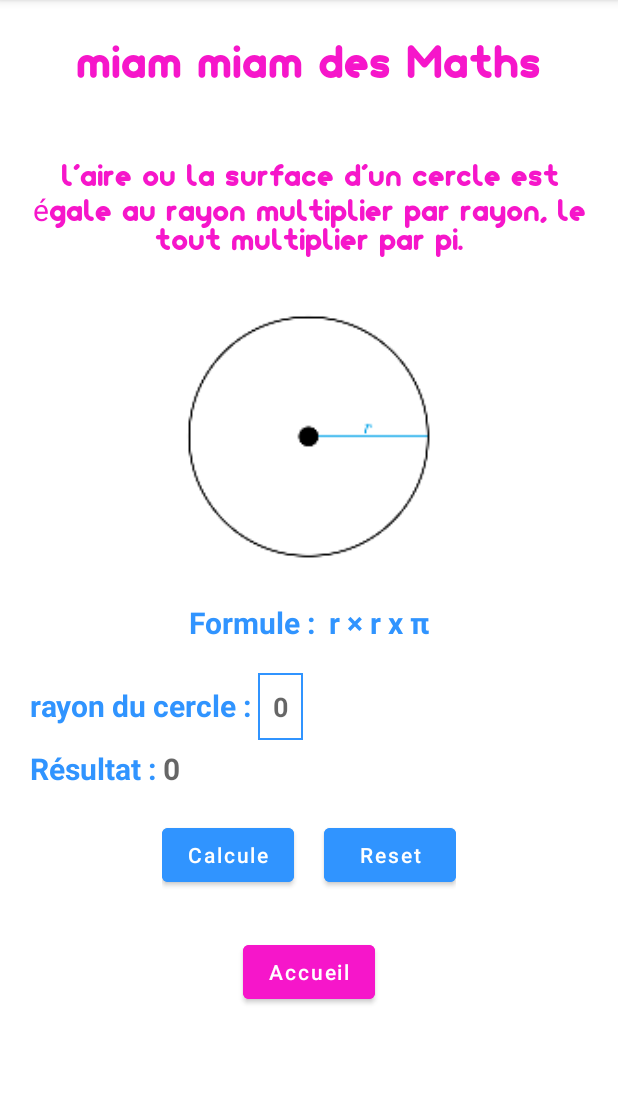
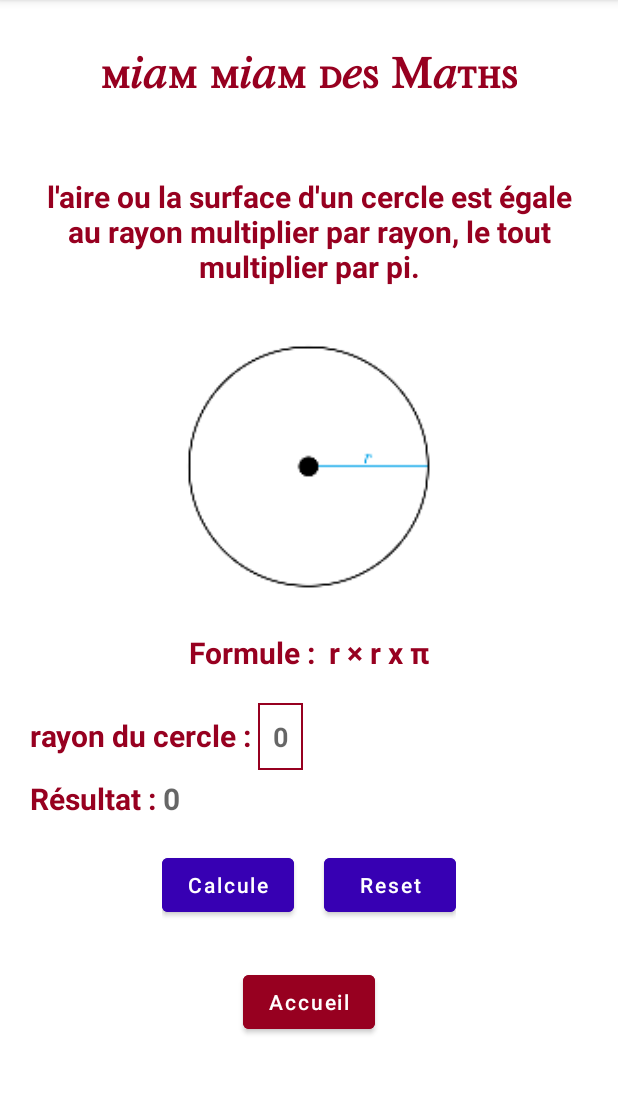
Before and after one commit to nicolaszanforlini/Matematic_education, an Android app: the fragment AreaCircleFragment placed in its activity, on a phone screen of 412 x 824 dp, the part 84-1178 px from its top. Run offline under Robolectric (Android 15) with nearby library versions, the phone set to English and light mode, and no system bars.

Commit message:
[Feature] commentaire

```diff
--- a/app/src/main/java/com/example/matematic/adapters/HomeAdapter.java
+++ b/app/src/main/java/com/example/matematic/adapters/HomeAdapter.java
@@ -22,6 +22,8 @@ import com.google.android.material.button.MaterialButton;
 import java.util.ArrayList;
 import java.util.List;
 
+
+// mon commentaire
 public class HomeAdapter extends BaseAdapter {
 
     private List<String> listThemesTitles = new ArrayList<>();
@@ -34,6 +36,9 @@ public class HomeAdapter extends BaseAdapter {
         this.context = c;
         this.activity = a;
         this.themesInf=LayoutInflater.from( c );
+
+
+
     }
 
     @Override
--- a/app/src/main/res/drawable/border_dialbox.xml
+++ b/app/src/main/res/drawable/border_dialbox.xml
@@ -2,7 +2,7 @@
 <shape xmlns:android="http://schemas.android.com/apk/res/android">
     <stroke
         android:width="2dp"
-        android:color="@color/purple_pink" />
+        android:color="@color/red_dark" />
     <solid
         android:color="#00FFFFFF"
         android:paddingLeft="10dp"
--- a/app/src/main/res/drawable/border_input.xml
+++ b/app/src/main/res/drawable/border_input.xml
@@ -2,7 +2,7 @@
 <shape xmlns:android="http://schemas.android.com/apk/res/android">
     <stroke
         android:width="1dp"
-        android:color="@color/blue_formule" />
+        android:color="@color/red_dark" />
     <solid
         android:color="#00FFFFFF"
         android:paddingLeft="10dp"
--- a/app/src/main/res/layout/activity_main.xml
+++ b/app/src/main/res/layout/activity_main.xml
@@ -9,13 +9,14 @@
     <TextView
         android:textSize="30sp"
         android:id="@+id/txtTitleApp"
-        android:textColor="@color/purple_pink"
+        android:textColor="@color/red_dark"
         android:layout_marginTop="30dp"
         android:layout_centerHorizontal="true"
         android:layout_width="wrap_content"
         android:layout_height="wrap_content"
         android:text="miam miam des Maths"
-        android:fontFamily="@font/monoround"
+        android:textStyle="bold"
+        android:fontFamily="@font/willg"
         />
 
     <FrameLayout
--- a/app/src/main/res/layout/fragment_area_circle.xml
+++ b/app/src/main/res/layout/fragment_area_circle.xml
@@ -8,15 +8,15 @@
     <TextView
         android:textSize="20sp"
         android:id="@+id/txtCircleTitle"
-        android:textColor="@color/purple_pink"
+        android:textColor="@color/red_dark"
         android:layout_marginTop="20dp"
         android:layout_marginStart="15dp"
         android:layout_marginEnd="15dp"
         android:gravity="center"
         android:layout_width="wrap_content"
         android:layout_height="wrap_content"
+        android:textStyle="bold"
         android:text="l'aire ou la surface d'un cercle est égale au rayon multiplier par rayon, le tout multiplier par pi."
-        android:fontFamily="@font/monoround"
         />
 
     <ImageView
@@ -38,7 +38,7 @@
         android:text="Formule :  r × r x π"
         android:layout_marginStart="15dp"
         android:textSize="20sp"
-        android:textColor="@color/blue_formule"
+        android:textColor="@color/red_dark"
         android:textStyle="bold"
         android:layout_centerHorizontal="true"
         />
@@ -60,7 +60,7 @@
         android:id="@+id/lblRayonCircle"
         android:text="rayon du cercle : "
         android:textSize="20sp"
-        android:textColor="@color/blue_formule"
+        android:textColor="@color/red_dark"
         android:textStyle="bold"
         />
 
@@ -73,6 +73,7 @@
         android:hint="0"
         android:background="@drawable/border_input"
         android:textStyle="bold"
+        android:textColor="@color/black"
         tools:ignore="Autofill" />
 
     </LinearLayout>
@@ -94,7 +95,7 @@
             android:id="@+id/lblResult"
             android:text="Résultat : "
             android:textSize="20sp"
-            android:textColor="@color/blue_formule"
+            android:textColor="@color/red_dark"
             android:textStyle="bold"
             />
 
@@ -102,6 +103,7 @@
             android:layout_width="wrap_content"
             android:layout_height="wrap_content"
             android:id="@+id/txtResult"
+            android:textColor="@color/black"
             android:textSize="20sp"
             android:hint="0"
             android:textStyle="bold"
@@ -126,7 +128,7 @@
             android:text="Calcule"
             android:layout_marginRight="10dp"
             android:textAllCaps="false"
-            android:backgroundTint="@color/blue_formule"
+            android:backgroundTint="@color/purple_700"
             />
 
         <com.google.android.material.button.MaterialButton
@@ -136,7 +138,7 @@
             android:layout_marginLeft="10dp"
             android:text="Reset"
             android:textAllCaps="false"
-            android:backgroundTint="@color/blue_formule"
+            android:backgroundTint="@color/purple_700"
             />
 
 
@@ -149,7 +151,7 @@
         android:layout_below="@+id/layoutCalcul"
         android:layout_centerHorizontal="true"
         android:layout_marginTop="30dp"
-        android:backgroundTint="@color/purple_pink"
+        android:backgroundTint="@color/red_dark"
         android:textAllCaps="false"
         android:text="Accueil" />
 
--- a/app/src/main/res/layout/fragment_area_rectangle.xml
+++ b/app/src/main/res/layout/fragment_area_rectangle.xml
@@ -8,7 +8,7 @@
     <TextView
         android:textSize="20sp"
         android:id="@+id/txtRectangleTitle"
-        android:textColor="@color/purple_pink"
+        android:textColor="@color/red_dark"
         android:layout_marginTop="20dp"
         android:layout_marginStart="15dp"
         android:layout_marginEnd="15dp"
@@ -181,7 +181,7 @@
         android:layout_below="@+id/layoutCalcul"
         android:layout_centerHorizontal="true"
         android:layout_marginTop="30dp"
-        android:backgroundTint="@color/purple_pink"
+        android:backgroundTint="@color/red_dark"
         android:textAllCaps="false"
         android:text="Accueil" />
 
--- a/app/src/main/res/layout/fragment_area_square.xml
+++ b/app/src/main/res/layout/fragment_area_square.xml
@@ -8,7 +8,7 @@
     <TextView
         android:textSize="20sp"
         android:id="@+id/txtSquareTitle"
-        android:textColor="@color/purple_pink"
+        android:textColor="@color/red_dark"
         android:layout_marginTop="20dp"
         android:layout_marginStart="15dp"
         android:layout_marginEnd="15dp"
@@ -149,7 +149,7 @@
         android:layout_below="@+id/layoutCalcul"
         android:layout_centerHorizontal="true"
         android:layout_marginTop="30dp"
-        android:backgroundTint="@color/purple_pink"
+        android:backgroundTint="@color/red_dark"
         android:textAllCaps="false"
         android:text="Accueil" />
 
--- a/app/src/main/res/layout/line_adapter_home.xml
+++ b/app/src/main/res/layout/line_adapter_home.xml
@@ -12,7 +12,7 @@
         android:layout_marginEnd="10dp"
         android:layout_marginStart="10dp"
         android:layout_marginBottom="5dp"
-        android:backgroundTint="@color/purple_pink"
+        android:backgroundTint="@color/red_dark"
         android:text="BLABLABLA bla bla blz"
         android:textAllCaps="false"
         android:textColor="@color/white"
```
Also changed, not shown: app/src/main/res/layout/alert_dialog_choose_triangle.xml (+4 -4 lines), app/src/main/res/font/willg.ttf (added).
